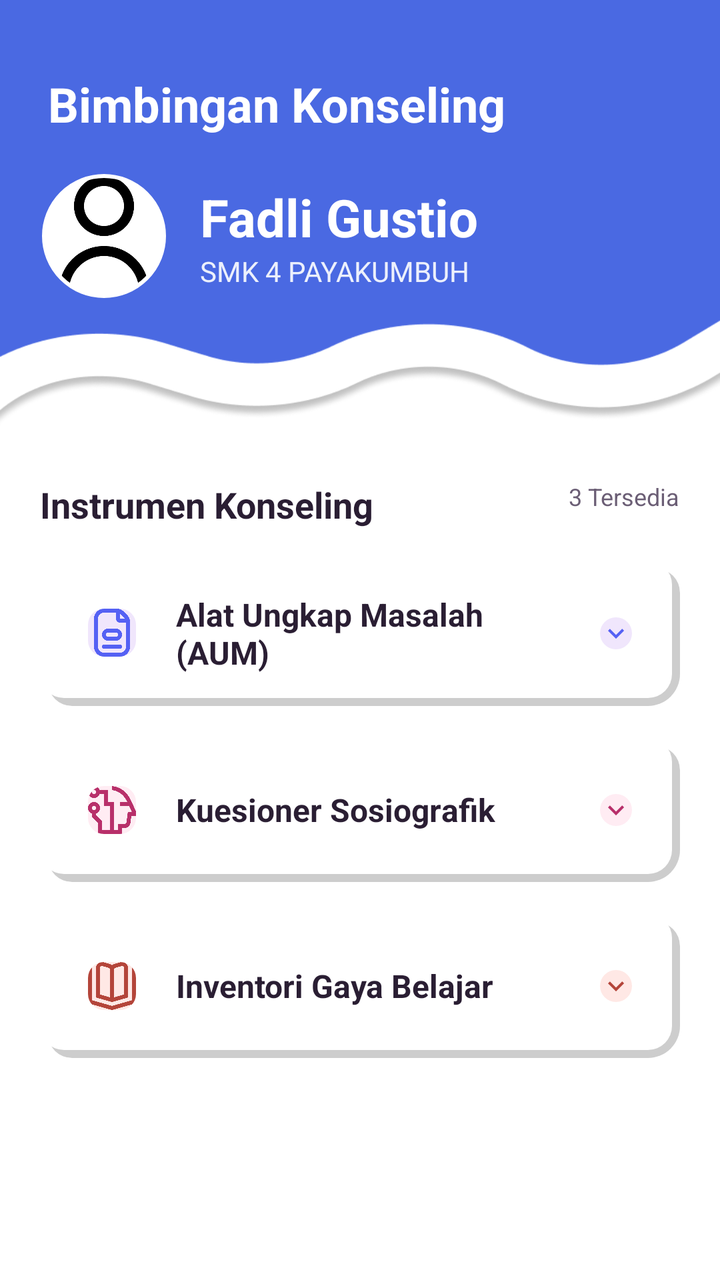
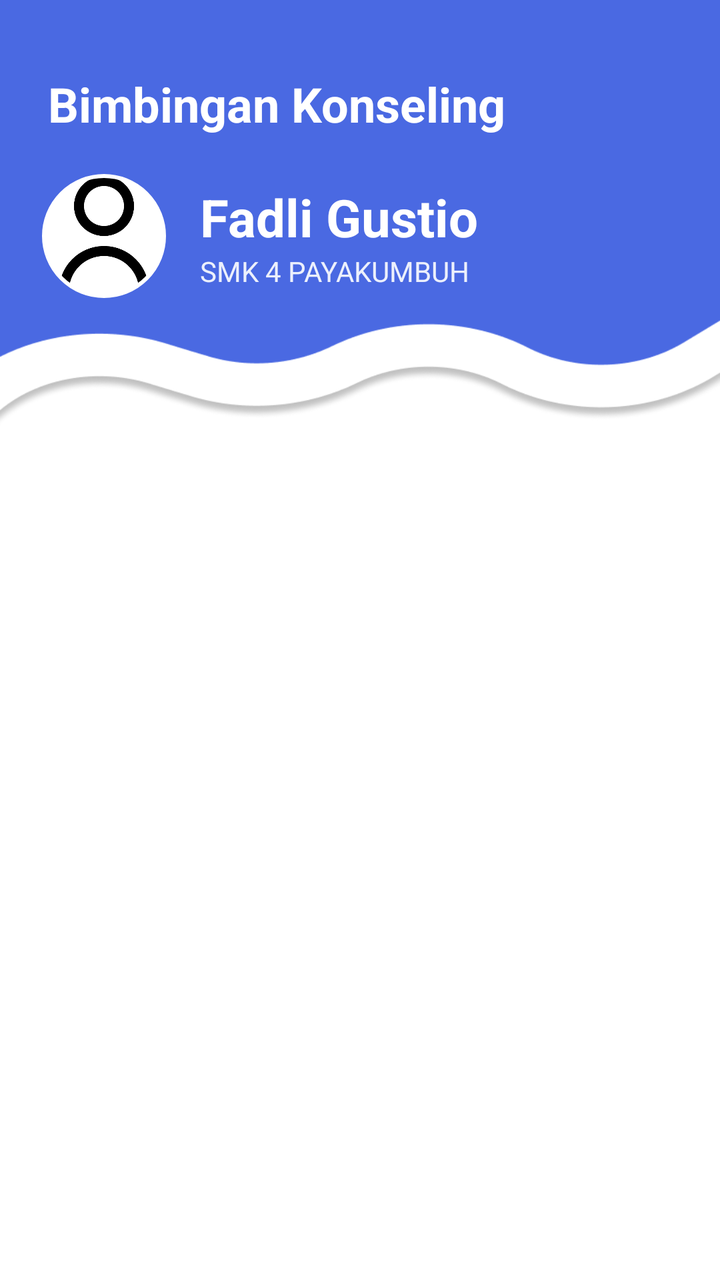

Before-and-after screenshots of an Android layout around one commit, followed by the original layout XML and the change that was made.
<!-- AndroidManifest.xml: application theme Theme.BkNova -->
<!-- res/layout/fragment_home_siswa.xml -->
<?xml version="1.0" encoding="utf-8"?>
<androidx.coordinatorlayout.widget.CoordinatorLayout xmlns:android="http://schemas.android.com/apk/res/android"
    xmlns:app="http://schemas.android.com/apk/res-auto"
    xmlns:tools="http://schemas.android.com/tools"
    android:layout_width="match_parent"
    android:layout_height="match_parent"
    android:background="@color/white"
    tools:context=".fragment.homeFragment"
    tools:ignore="Overdraw">

    <com.google.android.material.appbar.AppBarLayout
        android:id="@+id/appBarLayout"
        android:layout_width="match_parent"
        android:layout_height="220dp"
        android:background="@drawable/img_1">

        <LinearLayout
            android:layout_width="match_parent"
            android:layout_height="match_parent"
            android:orientation="vertical"
            android:padding="20dp">

            <com.google.android.material.appbar.MaterialToolbar
                android:id="@+id/toolbar"
                android:layout_width="match_parent"
                android:layout_height="?attr/actionBarSize"
                app:title="@string/bk"
                app:titleTextAppearance="@style/ToolbarTitleBold"
                app:titleCentered="false"
                app:titleTextColor="@color/white"
                app:contentInsetStart="0dp" />

            <View
                android:layout_width="match_parent"
                android:layout_height="0dp"
                android:layout_weight="1" />

            
            <LinearLayout
                android:layout_width="match_parent"
                android:layout_height="wrap_content"
                android:orientation="horizontal"
                android:gravity="center_vertical"
                android:layout_marginBottom="50dp">

                <com.google.android.material.imageview.ShapeableImageView
                    android:id="@+id/iv_profile_home"
                    android:layout_width="64dp"
                    android:layout_height="64dp"
                    android:padding="2dp"
                    android:background="@color/white"
                    app:shapeAppearanceOverlay="@style/ShapeAppearance.Circle"
                    android:src="@drawable/person_icon"
                    app:strokeWidth="2dp"
                    app:strokeColor="@color/white" />

                <LinearLayout
                    android:layout_width="wrap_content"
                    android:layout_height="wrap_content"
                    android:orientation="vertical"
                    android:layout_marginStart="16dp">

                    <TextView
                        android:id="@+id/tv_name_home"
                        android:layout_width="wrap_content"
                        android:layout_height="wrap_content"
                        android:text="@string/ex_name"
                        android:textColor="@color/white"
                        android:textSize="26sp"
                        android:textStyle="bold" />

                    <TextView
                        android:id="@+id/tv_school_home"
                        android:layout_width="wrap_content"
                        android:layout_height="wrap_content"
                        android:text="@string/ex_school"
                        android:textColor="@color/white"
                        android:textSize="14sp"
                        android:alpha="0.9" />
                </LinearLayout>
            </LinearLayout>
        </LinearLayout>
    </com.google.android.material.appbar.AppBarLayout>

    <androidx.core.widget.NestedScrollView
        android:id="@+id/scroll_view_home_siswa"
        android:layout_width="match_parent"
        android:layout_height="match_parent"
        android:clipToPadding="false"
        android:paddingBottom="100dp"
        app:layout_behavior="@string/appbar_scrolling_view_behavior">

        <LinearLayout
            android:id="@+id/linear_container_home"
            android:layout_width="match_parent"
            android:layout_height="wrap_content"
            android:orientation="vertical"
            android:padding="20dp">

            
            <RelativeLayout
                android:layout_width="match_parent"
                android:layout_height="wrap_content"
                android:layout_marginBottom="16dp">

                <TextView
                    android:layout_width="wrap_content"
                    android:layout_height="wrap_content"
                    android:text="@string/instrument_title"
                    android:textColor="@color/text_color_primary"
                    android:textSize="18sp"
                    android:textStyle="bold" />

                <TextView
                    android:layout_width="wrap_content"
                    android:layout_height="wrap_content"
                    android:layout_alignParentEnd="true"
                    android:text="@string/instrument_count"
                    android:textColor="@color/text_color_secondary"
                    android:textSize="12sp" />
            </RelativeLayout>

            
            <com.google.android.material.card.MaterialCardView
                android:id="@+id/card_aum"
                android:layout_width="match_parent"
                android:layout_height="wrap_content"
                android:layout_marginBottom="16dp"
                app:cardCornerRadius="16dp"

                app:strokeWidth="0dp">

                <LinearLayout
                    android:layout_width="match_parent"
                    android:layout_height="wrap_content"
                    android:orientation="vertical"
                    android:background="@drawable/bg_grid_shadow">

                    
                    <RelativeLayout
                        android:id="@+id/header_aum"
                        android:layout_width="match_parent"
                        android:layout_height="wrap_content"
                        android:clickable="true"
                        android:focusable="true"
                        android:padding="16dp"
                        android:background="?attr/selectableItemBackground">

                        <com.google.android.material.imageview.ShapeableImageView
                            android:id="@+id/icon_aum"
                            android:layout_width="40dp"
                            android:layout_height="40dp"
                            android:padding="8dp"
                            android:background="@color/brand_soft"
                            app:shapeAppearanceOverlay="@style/ShapeAppearance.Rounded8"
                            android:src="@drawable/img_9"
                            app:tint="@color/brand_primary" />

                        <TextView
                            android:layout_width="match_parent"
                            android:layout_height="wrap_content"
                            android:layout_centerVertical="true"
                            android:layout_marginStart="12dp"
                            android:layout_toEndOf="@id/icon_aum"
                            android:layout_toStartOf="@id/arrow_aum"
                            android:text="@string/aum_title"
                            android:textColor="@color/text_color_primary"
                            android:textSize="16sp"
                            android:textStyle="bold" />

                        <com.google.android.material.imageview.ShapeableImageView
                            android:id="@+id/arrow_aum"
                            android:layout_width="32dp"
                            android:layout_height="32dp"
                            android:layout_alignParentEnd="true"
                            android:layout_centerVertical="true"
                            android:background="@color/brand_soft"
                            android:padding="8dp"
                            app:shapeAppearanceOverlay="@style/ShapeAppearance.Circle"
                            android:src="@drawable/ic_chevron_right"
                            app:tint="@color/brand_primary"
                            android:rotation="90" />
                    </RelativeLayout>

                    
                    <LinearLayout
                        android:id="@+id/expandable_aum"
                        android:layout_width="match_parent"
                        android:layout_height="wrap_content"
                        android:orientation="vertical"
                        android:paddingHorizontal="16dp"
                        android:paddingBottom="16dp"
                        android:visibility="gone">

                        <View
                            android:layout_width="match_parent"
                            android:layout_height="1dp"
                            android:background="@color/divider_color"
                            android:layout_marginBottom="12dp"/>

                        <TextView
                            android:id="@+id/badge_aum"
                            android:layout_width="wrap_content"
                            android:layout_height="wrap_content"
                            android:background="@drawable/bg_badge_brand"
                            android:paddingHorizontal="8dp"
                            android:paddingVertical="4dp"
                            android:text="@string/status_belum_isi"
                            android:textColor="@color/brand_primary"
                            android:textSize="12sp"
                            android:layout_marginBottom="8dp"/>

                        <TextView
                            android:layout_width="match_parent"
                            android:layout_height="wrap_content"
                            android:text="@string/aum_desc"
                            android:textColor="@color/text_color_secondary"
                            android:textSize="14sp" />

                        <com.google.android.material.button.MaterialButton
                            android:id="@+id/btn_mulai_aum"
                            android:layout_width="match_parent"
                            android:layout_height="wrap_content"
                            android:layout_marginTop="16dp"
                            android:text="@string/btn_mulai_isi"
                            android:textAllCaps="false"
                            app:cornerRadius="12dp"
                            app:icon="@drawable/ic_edit"
                            android:backgroundTint="@color/brand_primary"
                            android:textColor="@color/white"
                            app:iconTint="@color/white"/>
                    </LinearLayout>
                </LinearLayout>
            </com.google.android.material.card.MaterialCardView>

            
            <com.google.android.material.card.MaterialCardView
                android:id="@+id/card_sosio"
                android:layout_width="match_parent"
                android:layout_height="wrap_content"
                android:layout_marginBottom="16dp"
                app:cardCornerRadius="16dp"

                app:strokeWidth="0dp">

                <LinearLayout
                    android:layout_width="match_parent"
                    android:layout_height="wrap_content"
                    android:orientation="vertical"
                    android:background="@drawable/bg_grid_shadow">

                    
                    <RelativeLayout
                        android:id="@+id/header_sosio"
                        android:layout_width="match_parent"
                        android:layout_height="wrap_content"
                        android:clickable="true"
                        android:focusable="true"
                        android:padding="16dp"
                        android:background="?attr/selectableItemBackground">

                        <com.google.android.material.imageview.ShapeableImageView
                            android:id="@+id/icon_sosio"
                            android:layout_width="40dp"
                            android:layout_height="40dp"
                            android:padding="8dp"
                            android:background="@color/accent_pink_soft"
                            app:shapeAppearanceOverlay="@style/ShapeAppearance.Rounded8"
                            android:src="@drawable/img_8"
                            app:tint="@color/accent_pink_text" />

                        <TextView
                            android:layout_width="match_parent"
                            android:layout_height="wrap_content"
                            android:layout_centerVertical="true"
                            android:layout_marginStart="12dp"
                            android:layout_toEndOf="@id/icon_sosio"
                            android:layout_toStartOf="@id/arrow_sosio"
                            android:text="@string/sosiografik_title"
                            android:textColor="@color/text_color_primary"
                            android:textSize="16sp"
                            android:textStyle="bold" />

                        <com.google.android.material.imageview.ShapeableImageView
                            android:id="@+id/arrow_sosio"
                            android:layout_width="32dp"
                            android:layout_height="32dp"
                            android:layout_alignParentEnd="true"
                            android:layout_centerVertical="true"
                            android:background="@color/accent_pink_soft"
                            android:padding="8dp"
                            app:shapeAppearanceOverlay="@style/ShapeAppearance.Circle"
                            android:src="@drawable/ic_chevron_right"
                            app:tint="@color/accent_pink_text"
                            android:rotation="90" />
                    </RelativeLayout>

                    
                    <LinearLayout
                        android:id="@+id/expandable_sosio"
                        android:layout_width="match_parent"
                        android:layout_height="wrap_content"
                        android:orientation="vertical"
                        android:paddingHorizontal="16dp"
                        android:paddingBottom="16dp"
                        android:visibility="gone">

                        <View
                            android:layout_width="match_parent"
                            android:layout_height="1dp"
                            android:background="@color/divider_color"
                            android:layout_marginBottom="12dp"/>

                        <TextView
                            android:id="@+id/badge_sosio"
                            android:layout_width="wrap_content"
                            android:layout_height="wrap_content"
                            android:background="@drawable/bg_badge_green"
                            android:paddingHorizontal="8dp"
                            android:paddingVertical="4dp"
                            android:text="@string/status_selesai"
                            android:textColor="@color/green_text"
                            android:textSize="12sp"
                            android:layout_marginBottom="8dp"/>

                        <TextView
                            android:layout_width="match_parent"
                            android:layout_height="wrap_content"
                            android:text="@string/sosiografik_desc"
                            android:textColor="@color/text_color_secondary"
                            android:textSize="14sp" />

                        <com.google.android.material.button.MaterialButton
                            android:id="@+id/btn_lihat_sosio"
                            style="@style/Widget.MaterialComponents.Button.OutlinedButton"
                            android:layout_width="match_parent"
                            android:layout_height="wrap_content"
                            android:layout_marginTop="16dp"
                            android:text="@string/btn_lihat_hasil"
                            android:textAllCaps="false"
                            app:cornerRadius="12dp"
                            app:icon="@drawable/ic_eye"
                            app:strokeColor="@color/brand_primary"
                            android:textColor="@color/brand_primary"
                            app:iconTint="@color/brand_primary"/>
                    </LinearLayout>
                </LinearLayout>
            </com.google.android.material.card.MaterialCardView>

            
            <com.google.android.material.card.MaterialCardView
                android:id="@+id/card_gaya"
                android:layout_width="match_parent"
                android:layout_height="wrap_content"
                android:layout_marginBottom="16dp"
                app:cardCornerRadius="16dp"

                app:strokeWidth="0dp">

                <LinearLayout
                    android:layout_width="match_parent"
                    android:layout_height="wrap_content"
                    android:orientation="vertical"
                    android:background="@drawable/bg_grid_shadow">

                    
                    <RelativeLayout
                        android:id="@+id/header_gaya"
                        android:layout_width="match_parent"
                        android:layout_height="wrap_content"
                        android:clickable="true"
                        android:focusable="true"
                        android:padding="16dp"
                        android:background="?attr/selectableItemBackground">

                        <com.google.android.material.imageview.ShapeableImageView
                            android:id="@+id/icon_gaya"
                            android:layout_width="40dp"
                            android:layout_height="40dp"
                            android:padding="8dp"
                            android:background="@color/accent_peach_soft"
                            app:shapeAppearanceOverlay="@style/ShapeAppearance.Rounded8"
                            android:src="@drawable/img_10"
                            app:tint="@color/accent_peach_text" />

                        <TextView
                            android:layout_width="match_parent"
                            android:layout_height="wrap_content"
                            android:layout_centerVertical="true"
                            android:layout_marginStart="12dp"
                            android:layout_toEndOf="@id/icon_gaya"
                            android:layout_toStartOf="@id/arrow_gaya"
                            android:text="@string/gaya_belajar_title"
                            android:textColor="@color/text_color_primary"
                            android:textSize="16sp"
                            android:textStyle="bold" />

                        <com.google.android.material.imageview.ShapeableImageView
                            android:id="@+id/arrow_gaya"
                            android:layout_width="32dp"
                            android:layout_height="32dp"
                            android:layout_alignParentEnd="true"
                            android:layout_centerVertical="true"
                            android:background="@color/accent_peach_soft"
                            android:padding="8dp"
                            app:shapeAppearanceOverlay="@style/ShapeAppearance.Circle"
                            android:src="@drawable/ic_chevron_right"
                            app:tint="@color/accent_peach_text"
                            android:rotation="90" />
                    </RelativeLayout>

                    
                    <LinearLayout
                        android:id="@+id/expandable_gaya"
                        android:layout_width="match_parent"
                        android:layout_height="wrap_content"
                        android:orientation="vertical"
                        android:paddingHorizontal="16dp"
                        android:paddingBottom="16dp"
                        android:visibility="gone">

                        <View
                            android:layout_width="match_parent"
                            android:layout_height="1dp"
                            android:background="@color/divider_color"
                            android:layout_marginBottom="12dp"/>

                        <TextView
                            android:id="@+id/badge_gaya"
                            android:layout_width="wrap_content"
                            android:layout_height="wrap_content"
                            android:background="@drawable/bg_badge_brand"
                            android:paddingHorizontal="8dp"
                            android:paddingVertical="4dp"
                            android:text="@string/status_belum_isi"
                            android:textColor="@color/brand_primary"
                            android:textSize="12sp"
                            android:layout_marginBottom="8dp"/>

                        <TextView
                            android:layout_width="match_parent"
                            android:layout_height="wrap_content"
                            android:text="@string/gaya_belajar_desc"
                            android:textColor="@color/text_color_secondary"
                            android:textSize="14sp" />

                        <com.google.android.material.button.MaterialButton
                            android:id="@+id/btn_mulai_gaya"
                            android:layout_width="match_parent"
                            android:layout_height="wrap_content"
                            android:layout_marginTop="16dp"
                            android:text="@string/btn_mulai_isi"
                            android:textAllCaps="false"
                            app:cornerRadius="12dp"
                            app:icon="@drawable/ic_edit"
                            android:backgroundTint="@color/brand_primary"
                            android:textColor="@color/white"
                            app:iconTint="@color/white"/>
                    </LinearLayout>
                </LinearLayout>
            </com.google.android.material.card.MaterialCardView>

        </LinearLayout>
    </androidx.core.widget.NestedScrollView>

</androidx.coordinatorlayout.widget.CoordinatorLayout>
<!-- resources referenced by this layout -->
<resources>
  <color name="accent_peach_soft">#FFE8E5</color>
  <color name="accent_peach_text">#B4453A</color>
  <color name="accent_pink_soft">#FFECF3</color>
  <color name="accent_pink_text">#B8306A</color>
  <color name="brand_primary">#5561F4</color>
  <color name="brand_soft">#F0E6FC</color>
  <color name="divider_color">#E8E3DC</color>
  <color name="green_text">#059669</color>
  <color name="text_color_primary">#2A1E33</color>
  <color name="text_color_secondary">#6B5E75</color>
  <color name="white">#FFFFFFFF</color>
  <!-- drawable bg_badge_brand (drawable) -->
  <?xml version="1.0" encoding="utf-8"?>
  <shape xmlns:android="http://schemas.android.com/apk/res/android">
      <solid android:color="@color/brand_soft" />
      <corners android:radius="16dp" />
  </shape>
  <!-- drawable bg_badge_green (drawable) -->
  <?xml version="1.0" encoding="utf-8"?>
  <shape xmlns:android="http://schemas.android.com/apk/res/android">
      <solid android:color="@color/green_light" />
      <corners android:radius="16dp" />
  </shape>
  <!-- drawable ic_chevron_right (drawable) -->
  <vector xmlns:android="http://schemas.android.com/apk/res/android"
      android:width="24dp"
      android:height="24dp"
      android:viewportWidth="24"
      android:viewportHeight="24">
      <path
          android:fillColor="#000000"
          android:pathData="M10,6L8.59,7.41 13.17,12l-4.58,4.59L10,18l6,-6z"/>
  </vector>
  <!-- drawable ic_edit (drawable) -->
  <vector xmlns:android="http://schemas.android.com/apk/res/android"
      android:width="24dp"
      android:height="24dp"
      android:viewportWidth="24"
      android:viewportHeight="24">
      <path
          android:fillColor="#000000"
          android:pathData="M3,17.25V21h3.75L17.81,9.94l-3.75,-3.75L3,17.25zM20.71,7.04c0.39,-0.39 0.39,-1.02 0,-1.41l-2.34,-2.34c-0.39,-0.39 -1.02,-0.39 -1.41,0l-1.83,1.83l3.75,3.75L20.71,7.04z"/>
  </vector>
  <string name="aum_desc">Evaluasi kondisi dan kendala yang sedang kamu hadapi saat ini untuk mendapatkan bimbingan yang tepat.</string>
  <string name="aum_title">Alat Ungkap Masalah (AUM)</string>
  <string name="bk">Bimbingan Konseling</string>
  <string name="btn_lihat_hasil">Lihat Hasil</string>
  <string name="btn_mulai_isi">Mulai Isi</string>
  <string name="ex_name">Fadli Gustio</string>
  <string name="ex_school">SMK 4 PAYAKUMBUH</string>
  <string name="gaya_belajar_desc">Ketahui cara belajar yang paling efektif dan sesuai dengan karaktermu.</string>
  <string name="gaya_belajar_title">Inventori Gaya Belajar</string>
  <string name="instrument_count">3 Tersedia</string>
  <string name="instrument_title">Instrumen Konseling</string>
  <string name="sosiografik_desc">Data lingkungan sosial dan latar belakang untuk mendukung perkembangan belajarmu.</string>
  <string name="sosiografik_title">Kuesioner Sosiografik</string>
  <string name="status_belum_isi">Belum Isi</string>
  <string name="status_selesai">Selesai</string>
  <style name="ShapeAppearance.Circle" parent="">
          <item name="cornerFamily">rounded</item>
          <item name="cornerSize">50%</item>
      </style>
  <style name="ShapeAppearance.Rounded8" parent="">
          <item name="cornerFamily">rounded</item>
          <item name="cornerSize">8dp</item>
      </style>
  <style name="ToolbarTitleBold" parent="TextAppearance.Material3.TitleLarge">
          <item name="android:textStyle">bold</item>
          <item name="android:textSize">24sp</item>
      </style>
  <style name="Theme.BkNova" parent="Base.Theme.BkNova" />
  <color name="green_light">#D1FAE5</color>
  <color name="accent_pink">#FF7FAF</color>
  <color name="accent_peach">#FFC6BF</color>
  <color name="background_cream">#F8F7F2</color>
  <color name="red_text">#DC2626</color>
  <color name="red_light">#FEE2E2</color>
  <!-- unchanged entries left out for length: 8 -->
</resources>

<!-- the commit's change to res/layout/fragment_home_siswa.xml (unified diff, before → after) -->
@@ -95,7 +95,8 @@
             android:layout_width="match_parent"
             android:layout_height="wrap_content"
             android:orientation="vertical"
-            android:padding="20dp">
+            android:padding="20dp"
+            android:layoutAnimation="@anim/layout_animation_staggered">
 
             
             <RelativeLayout
